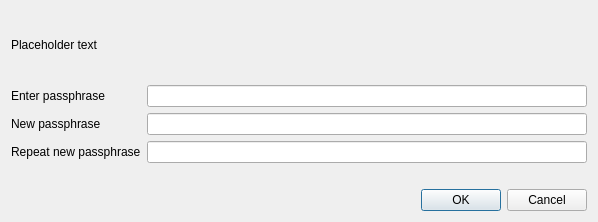
Above: src/qt/forms/askpassphrasedialog.ui from frozenflux3/munt-official before the change. Below: the same form after it.
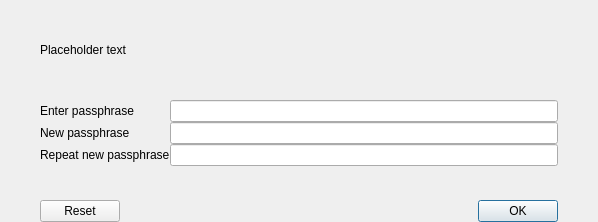
That is the form after the change.

Diff of the .ui file:
```diff
--- a/src/qt/forms/askpassphrasedialog.ui
+++ b/src/qt/forms/askpassphrasedialog.ui
@@ -26,9 +26,24 @@
    <string>Passphrase Dialog</string>
   </property>
   <layout class="QVBoxLayout" name="verticalLayout">
+   <property name="spacing">
+    <number>0</number>
+   </property>
    <property name="sizeConstraint">
     <enum>QLayout::SetMinimumSize</enum>
    </property>
+   <property name="leftMargin">
+    <number>40</number>
+   </property>
+   <property name="topMargin">
+    <number>0</number>
+   </property>
+   <property name="rightMargin">
+    <number>40</number>
+   </property>
+   <property name="bottomMargin">
+    <number>0</number>
+   </property>
    <item>
     <widget class="QLabel" name="warningLabel">
      <property name="text">
@@ -116,7 +131,10 @@
       <enum>Qt::Horizontal</enum>
      </property>
      <property name="standardButtons">
-      <set>QDialogButtonBox::Cancel|QDialogButtonBox::Ok</set>
+      <set>QDialogButtonBox::Ok|QDialogButtonBox::Reset</set>
+     </property>
+     <property name="centerButtons">
+      <bool>false</bool>
      </property>
     </widget>
    </item>
```
